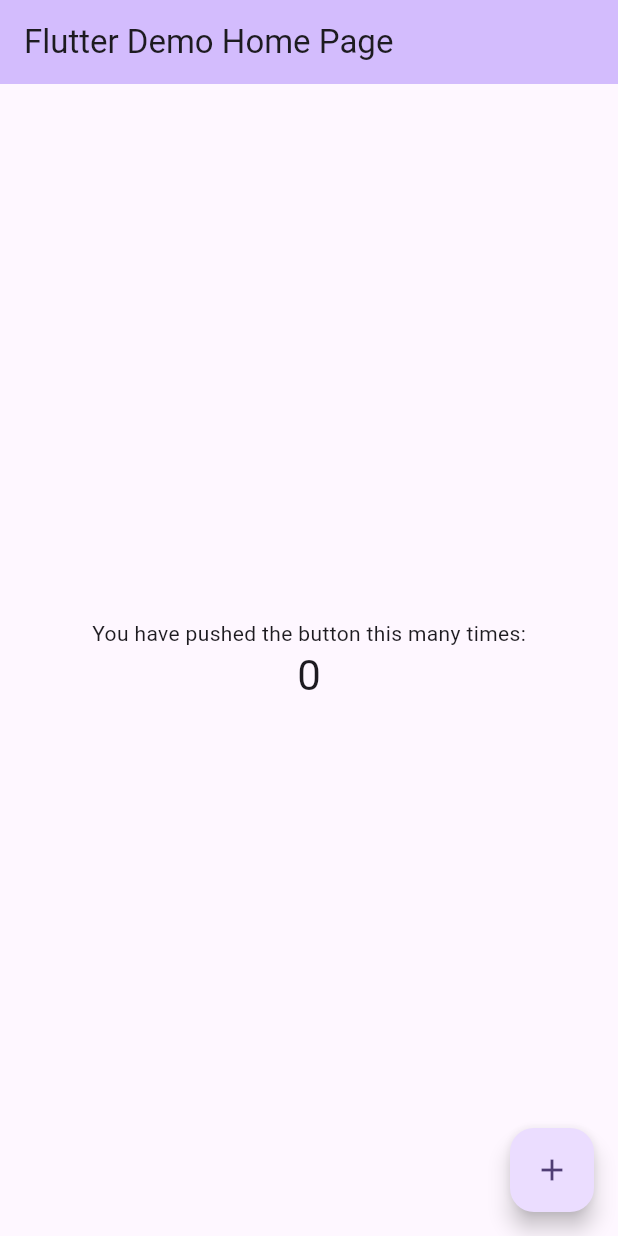
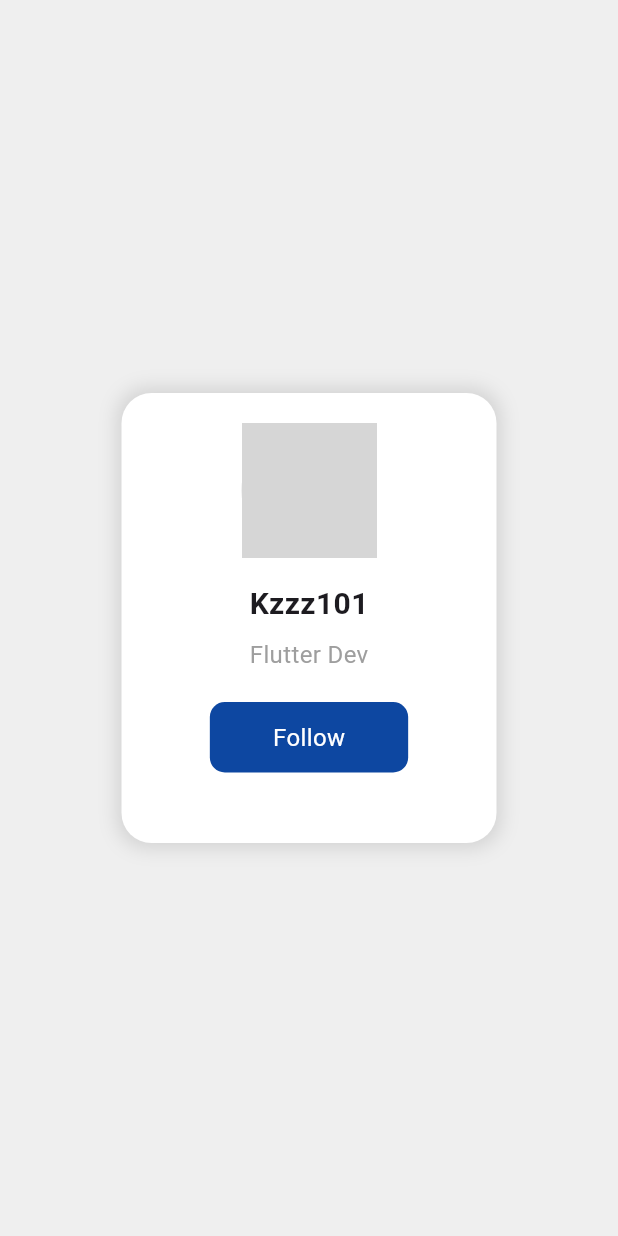
Before and after one commit to Kirubel-7/Flutter101, a Flutter app: the screen it shows after launch, on a phone screen of 412 x 824 dp. Run offline on Flutter 3.47's test engine with Material 3 defaults, Android fonts, the phone set to English and light mode, and no system bars; network calls fail; grey boxes are pictures that could not be loaded.

Commit message:
Profile card done!

```diff
--- a/profile_card/lib/home_page.dart
+++ /dev/null
@@ -1,39 +0,0 @@
-import 'package:flutter/material.dart';
-
-class MyHomePage extends StatefulWidget {
-  const MyHomePage({required this.title, super.key});
-  final String title;
-  @override
-  State<MyHomePage> createState() => _MyHomePageState();
-}
-
-class _MyHomePageState extends State<MyHomePage> {
-  int _counter = 0;
-  void _incrementCounter() {
-    setState(() {
-      _counter++;
-    });
-  }
-
-  @override
-  Widget build(BuildContext context) => Scaffold(
-    appBar: AppBar(
-      backgroundColor: Theme.of(context).colorScheme.inversePrimary,
-      title: Text(widget.title),
-    ),
-    body: Center(
-      child: Column(
-        mainAxisAlignment: MainAxisAlignment.center,
-        children: <Widget>[
-          const Text('You have pushed the button this many times:'),
-          Text('$_counter', style: Theme.of(context).textTheme.headlineMedium),
-        ],
-      ),
-    ),
-    floatingActionButton: FloatingActionButton(
-      onPressed: _incrementCounter,
-      tooltip: 'Increment',
-      child: const Icon(Icons.add),
-    ),
-  );
-}
--- a/profile_card/lib/main.dart
+++ b/profile_card/lib/main.dart
@@ -1,5 +1,5 @@
 import 'package:flutter/material.dart';
-import 'package:profile_card/home_page.dart';
+import 'package:profile_card/profile_card.dart';
 
 void main() {
   runApp(const MyApp());
@@ -9,11 +9,6 @@ class MyApp extends StatelessWidget {
   const MyApp({super.key});
 
   @override
-  Widget build(BuildContext context) => MaterialApp(
-    title: 'Flutter Demo',
-    theme: ThemeData(
-      colorScheme: ColorScheme.fromSeed(seedColor: Colors.deepPurple),
-    ),
-    home: const MyHomePage(title: 'Flutter Demo Home Page'),
-  );
+  Widget build(BuildContext context) =>
+      const MaterialApp(debugShowCheckedModeBanner: false, home: ProfileCard());
 }
--- /dev/null
+++ b/profile_card/lib/profile_card.dart
@@ -0,0 +1,86 @@
+import 'package:flutter/material.dart';
+
+class ProfileCard extends StatefulWidget {
+  const ProfileCard({super.key});
+
+  @override
+  State<ProfileCard> createState() => _ProfileCardState();
+}
+
+class _ProfileCardState extends State<ProfileCard> {
+  bool isFollowed = false;
+
+  void toggleFollow() {
+    setState(() {
+      isFollowed = !isFollowed;
+    });
+  }
+
+  @override
+  Widget build(BuildContext context) => Scaffold(
+    backgroundColor: const Color(0xFFEFEFEF),
+    body: Center(
+      child: Container(
+        width: 250,
+        height: 300,
+        padding: const EdgeInsets.all(20),
+        margin: const EdgeInsets.all(20),
+        decoration: BoxDecoration(
+          color: Colors.white,
+          borderRadius: BorderRadius.circular(20),
+          boxShadow: const [
+            BoxShadow(color: Colors.black12, blurRadius: 10, spreadRadius: 3),
+          ],
+        ),
+        child: Column(
+          mainAxisSize: MainAxisSize.min,
+          children: [
+            Container(
+              width: 90,
+              height: 90,
+              decoration: BoxDecoration(
+                shape: BoxShape.circle,
+                image: const DecorationImage(
+                  fit: BoxFit.cover,
+                  image: NetworkImage(
+                    'https://randomuser.me/api/portraits/men/75.jpg',
+                  ),
+                ),
+                border: Border.all(color: Colors.grey.shade300, width: 2),
+              ),
+            ),
+            const SizedBox(height: 16),
+            const Text(
+              'Kzzz101',
+              style: TextStyle(fontSize: 20, fontWeight: FontWeight.bold),
+            ),
+            const SizedBox(height: 8),
+            const Text(
+              'Flutter Dev',
+              style: TextStyle(fontSize: 16, color: Colors.grey),
+            ),
+            const SizedBox(height: 20),
+            // Follow Button
+            GestureDetector(
+              onTap: toggleFollow,
+              child: Container(
+                padding: const EdgeInsets.symmetric(
+                  horizontal: 42,
+                  vertical: 12,
+                ),
+                decoration: BoxDecoration(
+                  color: isFollowed ? Colors.grey : Colors.blue[900],
+                  borderRadius: BorderRadius.circular(10),
+                ),
+                child: Text(
+                  isFollowed ? 'Unfollow' : 'Follow',
+                  style: const TextStyle(color: Colors.white, fontSize: 16),
+                ),
+              ),
+            ),
+          ],
+        ),
+      ),
+    ),
+  );
+}
```
